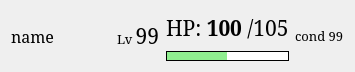
Before: the Qt Designer form ship_status.ui in papamitra/kcviewer_py3, drawn with Qt 5.
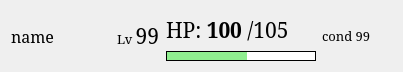
After: the same form once the commit is applied.

The edit to the form file:
```diff
--- a/ship_status.ui
+++ b/ship_status.ui
@@ -6,10 +6,16 @@
    <rect>
     <x>0</x>
     <y>0</y>
-    <width>277</width>
+    <width>357</width>
     <height>72</height>
    </rect>
   </property>
+  <property name="sizePolicy">
+   <sizepolicy hsizetype="Preferred" vsizetype="MinimumExpanding">
+    <horstretch>0</horstretch>
+    <verstretch>0</verstretch>
+   </sizepolicy>
+  </property>
   <property name="font">
    <font>
     <family>Serif</family>
@@ -76,7 +82,7 @@
      <item>
       <widget class="QLabel" name="ship_hp">
        <property name="sizePolicy">
-        <sizepolicy hsizetype="Preferred" vsizetype="Preferred">
+        <sizepolicy hsizetype="MinimumExpanding" vsizetype="Preferred">
          <horstretch>0</horstretch>
          <verstretch>0</verstretch>
         </sizepolicy>
@@ -90,19 +96,28 @@
        <property name="text">
         <string>&lt;html&gt;&lt;head/&gt;&lt;body&gt;&lt;p&gt;&lt;span style=&quot; font-size:16pt;&quot;&gt;HP: &lt;/span&gt;&lt;span style=&quot; font-size:16pt; font-weight:600;&quot;&gt;100&lt;/span&gt;&lt;span style=&quot; font-size:16pt;&quot;&gt; /105&lt;/span&gt;&lt;/p&gt;&lt;/body&gt;&lt;/html&gt;</string>
        </property>
+       <property name="alignment">
+        <set>Qt::AlignBottom|Qt::AlignLeading|Qt::AlignLeft</set>
+       </property>
       </widget>
      </item>
      <item>
       <widget class="QProgressBar" name="hp_bar">
+       <property name="sizePolicy">
+        <sizepolicy hsizetype="Fixed" vsizetype="Fixed">
+         <horstretch>0</horstretch>
+         <verstretch>0</verstretch>
+        </sizepolicy>
+       </property>
        <property name="minimumSize">
         <size>
-         <width>0</width>
+         <width>150</width>
          <height>10</height>
         </size>
        </property>
        <property name="maximumSize">
         <size>
-         <width>16777215</width>
+         <width>150</width>
          <height>10</height>
         </size>
        </property>
@@ -120,6 +135,9 @@
        <property name="value">
         <number>50</number>
        </property>
+       <property name="alignment">
+        <set>Qt::AlignLeading|Qt::AlignLeft|Qt::AlignTop</set>
+       </property>
        <property name="format">
         <string/>
        </property>
@@ -129,6 +147,24 @@
    </item>
    <item>
     <widget class="QLabel" name="ship_cond">
+     <property name="sizePolicy">
+      <sizepolicy hsizetype="Fixed" vsizetype="Preferred">
+       <horstretch>0</horstretch>
+       <verstretch>0</verstretch>
+      </sizepolicy>
+     </property>
+     <property name="minimumSize">
+      <size>
+       <width>70</width>
+       <height>0</height>
+      </size>
+     </property>
+     <property name="maximumSize">
+      <size>
+       <width>70</width>
+       <height>16777215</height>
+      </size>
+     </property>
      <property name="text">
       <string>&lt;html&gt;&lt;head/&gt;&lt;body&gt;&lt;p&gt;cond 99&lt;/p&gt;&lt;/body&gt;&lt;/html&gt;</string>
      </property>
```
